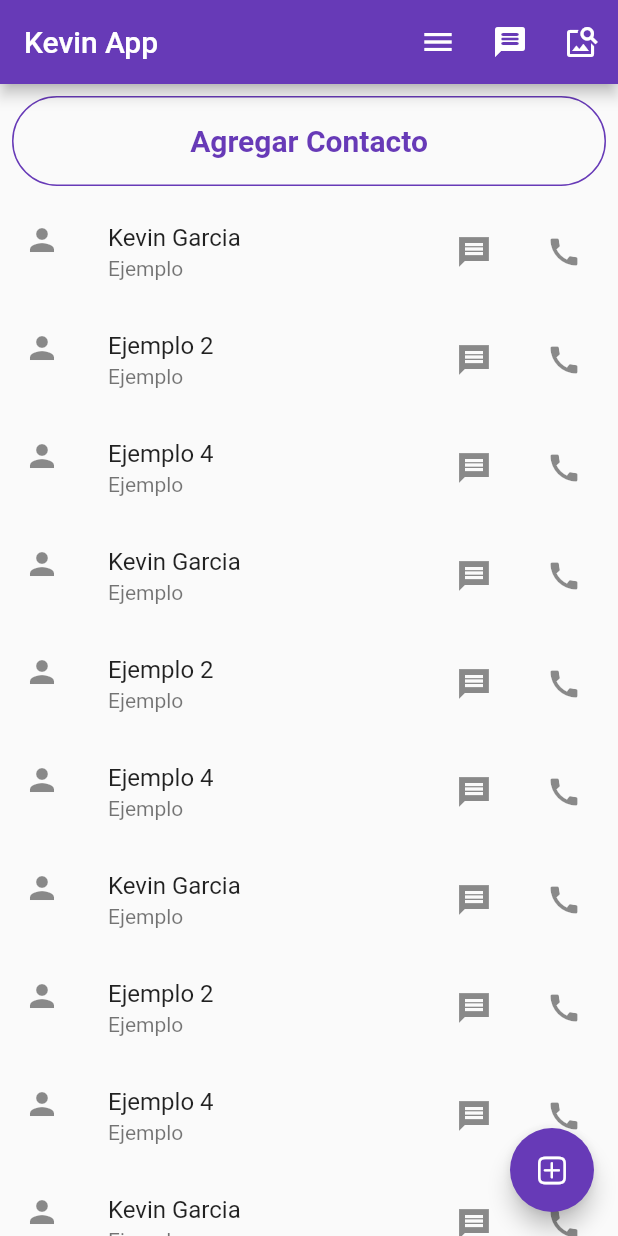
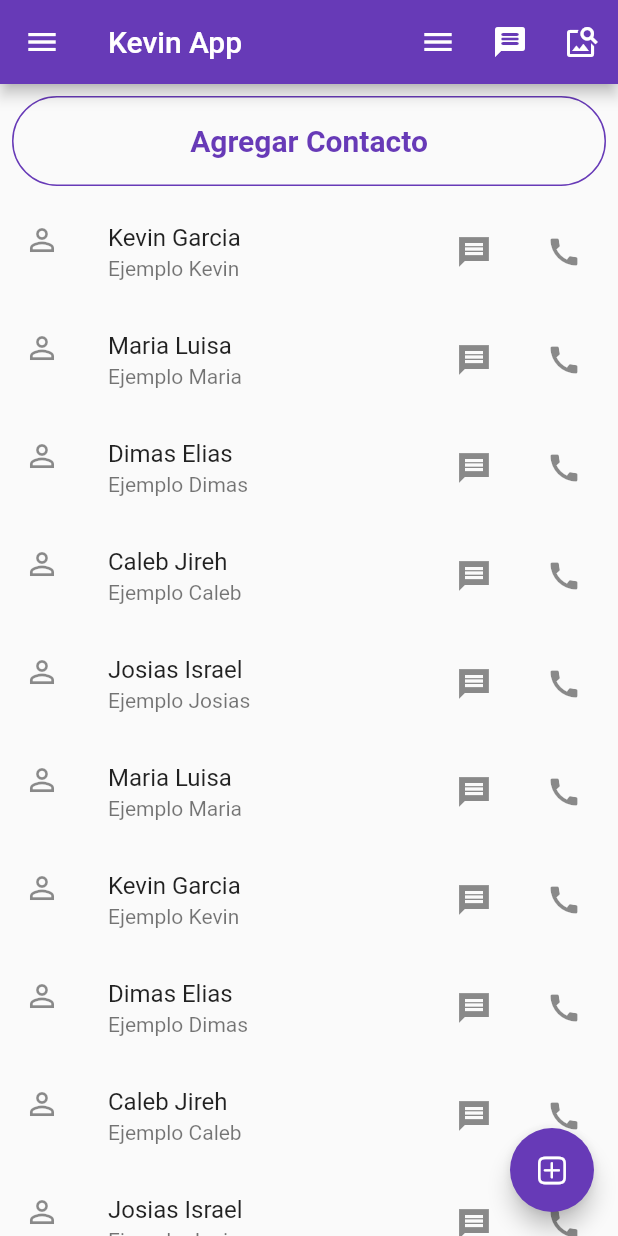
Before and after one commit to kevinShogun/Contact_app, a Flutter app: the screen it shows after launch, on a phone screen of 412 x 824 dp. Run offline on Flutter 3.47's test engine with Material 2 defaults, Android fonts, the light colour scheme and no system bars.

Commit message:
Implement Value Notifaier For State of Widget

```diff
--- a/lib/Models/Person_Model.dart
+++ /dev/null
@@ -1,38 +0,0 @@
-import 'package:flutter/material.dart';
-
-//kevn
-class PersonModel {
-  final IconData iconoIzquierda;
-  final IconData iconoDerecha;
-  final String nombre;
-  final String descripcion;
-  final String nickName;
-
-  PersonModel(
-      {this.nombre,
-      this.nickName,
-      this.descripcion,
-      this.iconoDerecha,
-      this.iconoIzquierda});
-}
-
-PersonModel persona1 = PersonModel(
-    nickName: 'Kevin Garcia',
-    nombre: 'Kevin Garcia',
-    descripcion: 'Ejemplo',
-    iconoDerecha: Icons.message_sharp,
-    iconoIzquierda: Icons.person);
-
-PersonModel persona2 = PersonModel(
-    nickName: 'Kevin Garcia',
-    nombre: 'Ejemplo 2',
-    descripcion: 'Ejemplo',
-    iconoDerecha: Icons.message_sharp,
-    iconoIzquierda: Icons.person);
-
-PersonModel persona3 = PersonModel(
-    nickName: 'Kevin Garcia',
-    nombre: 'Ejemplo 4',
-    descripcion: 'Ejemplo',
-    iconoDerecha: Icons.message_sharp,
-    iconoIzquierda: Icons.person);
--- /dev/null
+++ b/lib/Models/persona_modelo.dart
@@ -0,0 +1,52 @@
+import 'package:flutter/material.dart';
+
+//kevn
+class PersonModel {
+  final IconData iconoIzquierda;
+  final IconData iconoDerecha;
+  final String nombre;
+  final String descripcion;
+  final String nickName;
+
+  PersonModel(
+      {this.nombre,
+      this.nickName,
+      this.descripcion,
+      this.iconoDerecha,
+      this.iconoIzquierda});
+}
+
+PersonModel persona1 = PersonModel(
+    nickName: 'Kevin Garcia',
+    nombre: 'Kevin Garcia',
+    descripcion: 'Ejemplo Kevin',
+    iconoDerecha: Icons.message_sharp,
+    iconoIzquierda: Icons.person_outline_sharp);
+
+PersonModel persona2 = PersonModel(
+    nickName: 'Kevin Garcia',
+    nombre: 'Maria Luisa',
+    descripcion: 'Ejemplo Maria',
+    iconoDerecha: Icons.message_sharp,
+    iconoIzquierda: Icons.person_outline_sharp);
+
+PersonModel persona3 = PersonModel(
+    nickName: 'Kevin Garcia',
+    nombre: 'Dimas Elias',
+    descripcion: 'Ejemplo Dimas',
+    iconoDerecha: Icons.message_sharp,
+    iconoIzquierda: Icons.person_outline_sharp);
+
+PersonModel persona4 = PersonModel(
+    nickName: 'Kevin Garcia',
+    nombre: 'Caleb Jireh',
+    descripcion: 'Ejemplo Caleb',
+    iconoDerecha: Icons.message_sharp,
+    iconoIzquierda: Icons.person_outline_sharp);
+
+PersonModel persona5 = PersonModel(
+    nickName: 'Kevin Garcia',
+    nombre: 'Josias Israel',
+    descripcion: 'Ejemplo Josias',
+    iconoDerecha: Icons.message_sharp,
+    iconoIzquierda: Icons.person_outline_sharp);
--- /dev/null
+++ b/lib/UI/Pages/contact_details_page.dart
@@ -0,0 +1,28 @@
+import 'package:flutter/material.dart';
+import 'package:flutter_app/Models/persona_modelo.dart';
+
+class ContactDetails extends StatelessWidget {
+  ContactDetails();
+
+  Widget build(BuildContext context) {
+    final ContactDetailsArguments argumentos =
+        ModalRoute.of(context).settings.arguments;
+
+    return Scaffold(
+      appBar: AppBar(
+        title: Text(argumentos.persona.nombre),
+        centerTitle: true,
+      ),
+      body: Center(
+        child: Text(argumentos.contenido),
+      ),
+    );
+  }
+}
+
+class ContactDetailsArguments {
+  final PersonModel persona;
+  final String contenido;
+
+  ContactDetailsArguments({this.persona, this.contenido = "Ejemplode Texto"});
+}
--- a/lib/UI/Pages/home_page.dart
+++ b/lib/UI/Pages/home_page.dart
@@ -1,28 +1,57 @@
 import 'package:flutter/material.dart';
 import 'package:flutter/cupertino.dart';
-import 'package:flutter_app/Models/Person_Model.dart';
+import 'package:flutter_app/UI/Pages/form_contact_page.dart';
 import 'package:flutter_app/UI/Widgets/custom_list_title.dart';
 import 'package:flutter_app/UI/Widgets/custom_button.dart';
+import 'package:flutter_app/Models/persona_modelo.dart';
 
 List<PersonModel> personas = [
   persona1,
   persona2,
   persona3,
+  persona4,
+  persona5,
+  persona2,
   persona1,
-  persona2,
   persona3,
-  persona1,
-  persona2,
-  persona3,
-  persona1,
-  persona2,
-  persona3
+  persona4,
+  persona5
 ];
 
-class HomePage extends StatelessWidget {
+List<Widget> pages = [
+  Container(
+    child: Column(
+      children: <Widget>[
+        CustomButton(),
+        Expanded(
+          child: ListView(children: <Widget>[
+            for (int i = 0; i < personas.length; i++)
+              CustomListTitle(person: personas[i])
+          ]),
+        ),
+      ],
+    ),
+  ),
+  Container(color: Colors.deepPurpleAccent)
+];
+
+class HomePage extends StatefulWidget {
+  @override
+  _HomePageState createState() => _HomePageState();
+}
+
+class _HomePageState extends State<HomePage> {
   String titulo = "Kevin App";
 
+  int picker;
+
   Widget csButton = new CustomButton();
+
+  @override
+  void initState() {
+    super.initState();
+    picker = 0;
+  }
 
 /* GestureDetector(
         onTap: () {
@@ -40,6 +69,39 @@ class HomePage extends StatelessWidget {
   @override
   Widget build(BuildContext context) {
     return Scaffold(
+      drawer: Drawer(
+        child: Column(
+          children: <Widget>[
+            DrawerHeader(
+                padding: EdgeInsets.zero,
+                child: Container(
+                  color: Theme.of(context).primaryColor,
+                )),
+            ListTile(
+                title: Text('Home'),
+                onTap: () {
+                  Navigator.pop(context);
+                  setState(() {
+                    picker = 0;
+                  });
+                }),
+            ListTile(
+              title: Text('Second Page'),
+              onTap: () {
+                Navigator.pushNamed(context, 'form_contact');
+              },
+            ),
+            ListTile(
+                title: Text('Change Home'),
+                onTap: () {
+                  Navigator.pop(context);
+                  setState(() {
+                    picker = 1;
+                  });
+                }),
+          ],
+        ),
+      ),
       floatingActionButton: FloatingActionButton(
         onPressed: () {
           print('Presionando Boton Flotante');
@@ -58,17 +120,7 @@ class HomePage extends StatelessWidget {
         ],
         title: Text(titulo),
       ),
-      body: Column(
-        children: <Widget>[
-          CustomButton(),
-          Expanded(
-            child: ListView(children: <Widget>[
-              for (int i = 0; i < personas.length; i++)
-                CustomListTitle(person: personas[i])
-            ]),
-          ),
-        ],
-      ),
+      body: pages[picker],
     );
   }
 }
--- a/lib/UI/Widgets/custom_button.dart
+++ b/lib/UI/Widgets/custom_button.dart
@@ -2,19 +2,8 @@ import 'package:flutter/material.dart';
 import 'package:flutter_app/Controllers/main_controller.dart';
 import 'package:flutter_app/UI/Pages/form_contact_page.dart';
 
-class CustomButton extends StatefulWidget {
-  @override
-  _CustomButtonState createState() => _CustomButtonState();
-}
-
-class _CustomButtonState extends State<CustomButton> {
-  String title;
-
-  @override
-  void initState() {
-    super.initState();
-    title = "Agregar Contacto";
-  }
+class CustomButton extends StatelessWidget {
+  ValueNotifier<String> titulo = ValueNotifier<String>('Agregar Contacto');
 
   @override
   Widget build(BuildContext context) {
@@ -22,17 +11,16 @@ class _CustomButtonState extends State<CustomButton> {
         onTap: () {
           presionadoBoton();
           // Navigator.of(context).push(MaterialPageRoute(builder: (context)
-        Navigator.push(context, MaterialPageRoute(builder: (context) {
-          return FormContactPage();
-        }));
+          Navigator.pushNamed(context, 'form_contact');
+          titulo.value = 'Value Notifaier button';
         },
         onDoubleTap: () {
           presionadoBoton();
-        setState(() {
-          title = "Agregar Contacto";
-        });
         },
-      child: Container(
+        child: ValueListenableBuilder(
+          valueListenable: titulo,
+          builder: (context, value, child) {
+            return Container(
               height: 60.0,
               width: double.infinity,
               decoration: BoxDecoration(
@@ -42,13 +30,14 @@ class _CustomButtonState extends State<CustomButton> {
               padding: EdgeInsets.all(8.0),
               child: Center(
                   child: Text(
-          title,
+                value,
                 style: TextStyle(
                     color: Theme.of(context).primaryColor,
                     fontSize: 20.0,
                     fontWeight: FontWeight.w600),
               )),
-      ),
             );
+          },
+        ));
   }
 }
--- a/lib/main.dart
+++ b/lib/main.dart
@@ -1,7 +1,8 @@
 import 'package:flutter/material.dart';
 import 'package:flutter/cupertino.dart';
+import 'package:flutter_app/UI/Pages/contact_details_page.dart';
+import 'package:flutter_app/UI/Pages/form_contact_page.dart';
 import 'package:flutter_app/UI/Pages/home_page.dart';
-import 'package:flutter_app/UI/Pages/form_contact_page.dart';
 
 void main() {
   runApp(MyApp());
@@ -19,6 +20,10 @@ class MyApp extends StatelessWidget {
   @override
   Widget build(BuildContext context) {
     return MaterialApp(
+        routes: {
+          'detalle_contacto': (context) => ContactDetails(),
+          'form_contact': (context) => FormContactPage()
+        },
         title: 'Flutter App de Kevin',
         theme: ThemeData(
           primarySwatch: Colors.deepPurple,
```
Also changed, not shown: lib/UI/Widgets/custom_list_title.dart (+7 -1 lines). Lines whose indentation alone changed are shown as unchanged.
